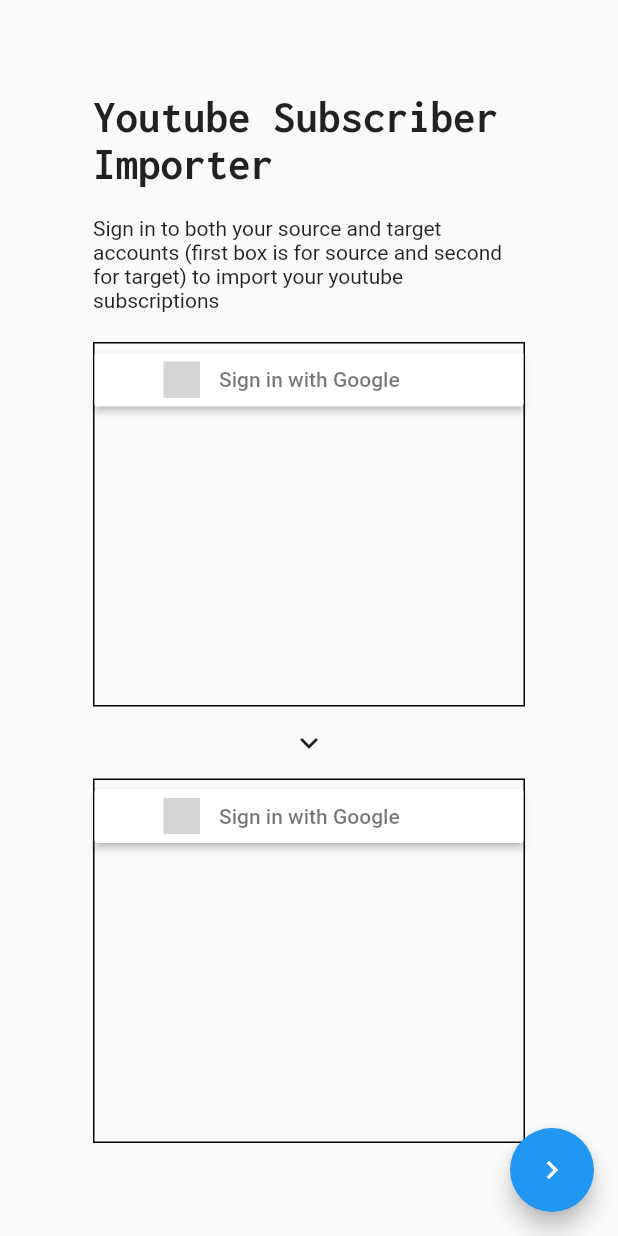
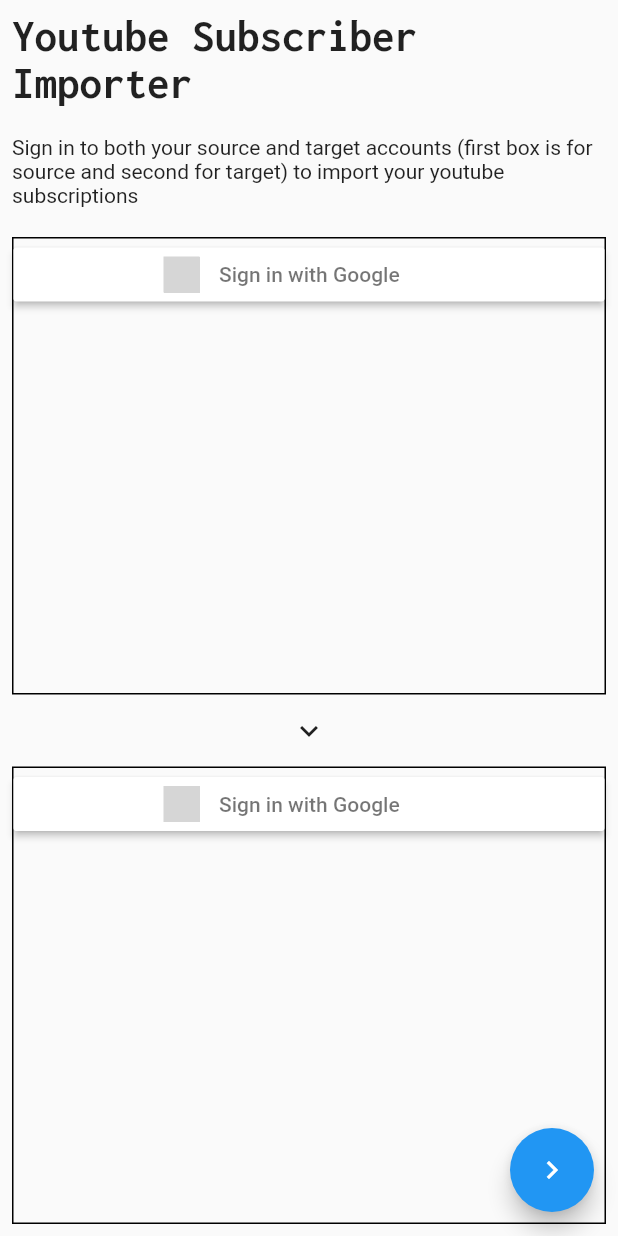
Before and after one commit to lzzy12/youtube-subscription-importer, a Flutter app: the screen it shows after launch, on a phone screen of 412 x 824 dp. Run offline on Flutter 3.47's test engine with Material 2 defaults, Android fonts, the phone set to English and light mode, and no system bars; our stand-ins replace flutter_signin_button, get, google_fonts, googleapis_auth, hive; missing offline and left inert: googleapis; accounts and stored records are empty; grey boxes are pictures that could not be loaded.

Commit message:
Misc changes
Signed-off-by: lzzy12 <jhashivam2020@gmail.com>

```diff
--- a/lib/controllers/subscription_controller.dart
+++ b/lib/controllers/subscription_controller.dart
@@ -128,8 +128,8 @@
         await _googleSignIn(["email", "profile", YouTubeApi.youtubeScope]);
         _targetClient = client;
         _targetUser.value = await _getUserInfo(client);
-        targetSubscriptions.addAll(
-            await _getSubscriptionList(client, targetUser.value));
+        // targetSubscriptions.addAll(
+        //     await _getSubscriptionList(client, targetUser.value));
       }
     } on gauth.UserConsentException catch (e) {
       onError("Sign In cancelled by user");
--- a/lib/ui/home/homepage.dart
+++ b/lib/ui/home/homepage.dart
@@ -63,7 +63,7 @@
         },
       ),
       body: Container(
-        padding: EdgeInsets.all(62),
+        padding: EdgeInsets.all(_isMobileDevice()? 8: 62),
         child: Column(
           children: [
             Text(
--- a/pubspec.yaml
+++ b/pubspec.yaml
@@ -27,7 +27,6 @@
 
   # The following adds the Cupertino Icons font to your application.
   # Use with the CupertinoIcons class for iOS style icons.
-  cupertino_icons: ^1.0.3
   get: 4.1.4
   flutter_signin_button: ^2.0.0
   google_fonts: ^2.1.0
```
Also changed, not shown: pubspec.lock.
